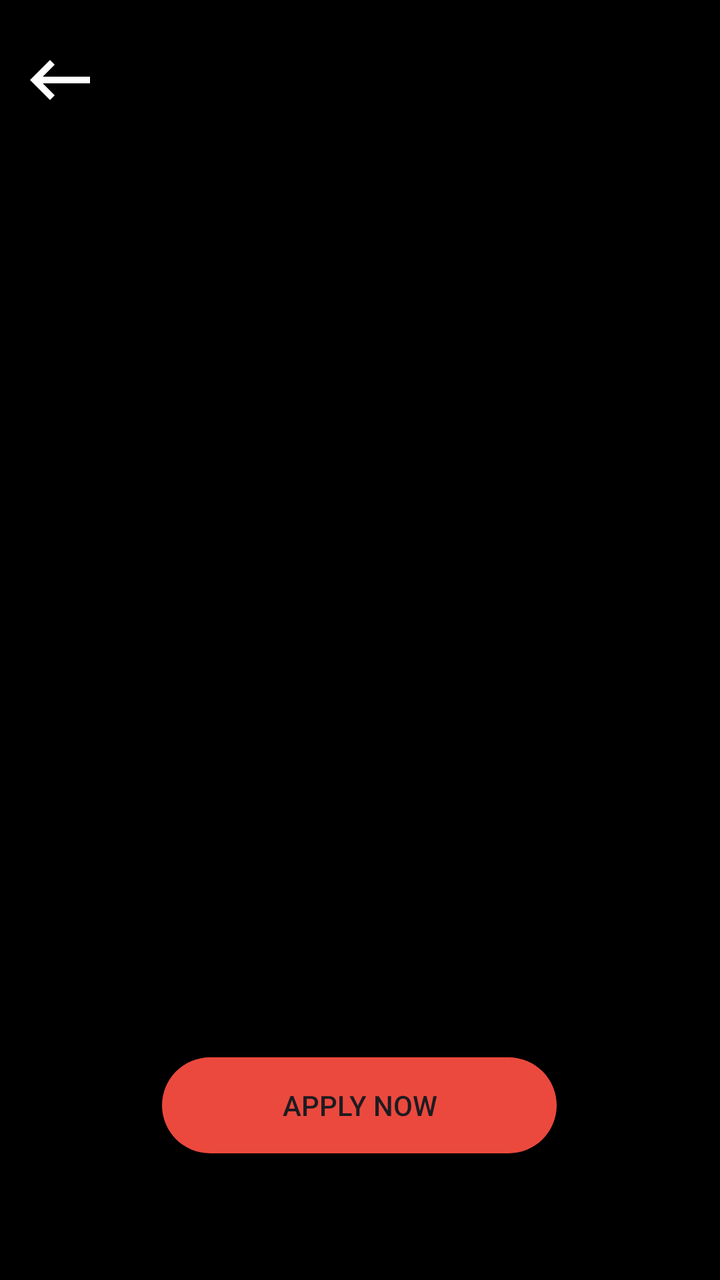
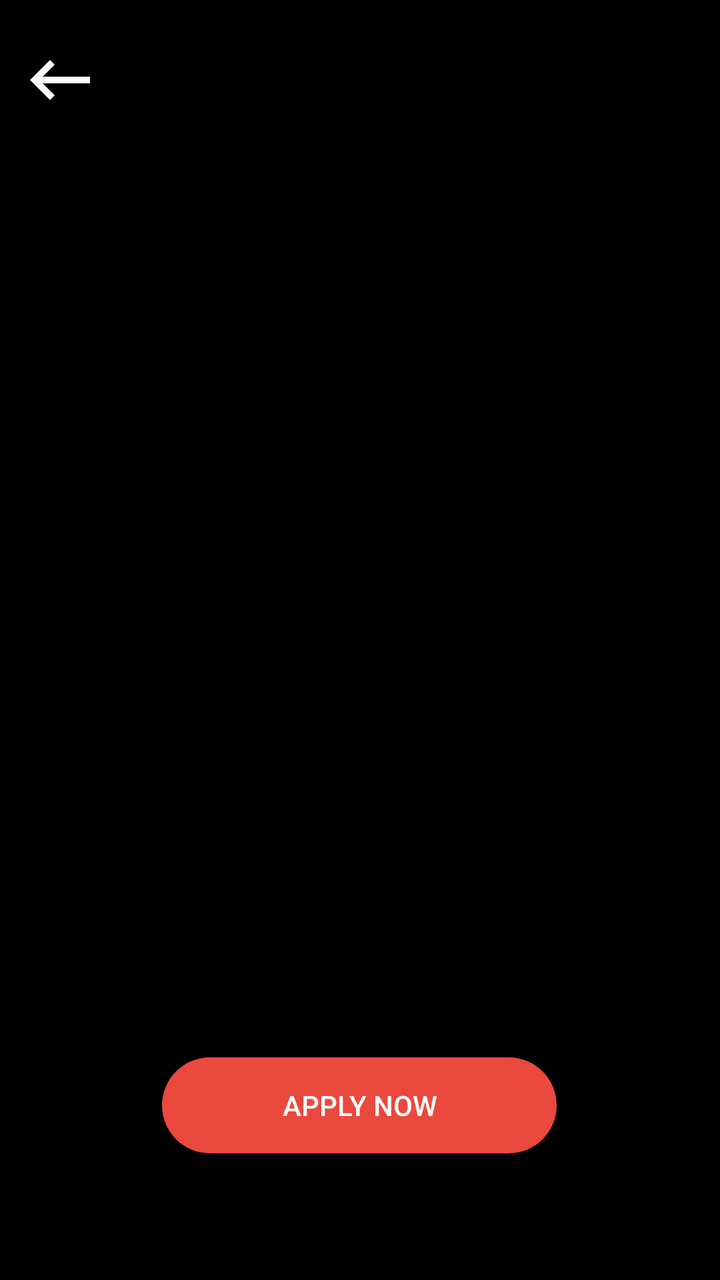

Before-and-after screenshots of an Android layout around one commit, followed by the original layout XML and the change that was made.
<!-- AndroidManifest.xml: application theme Theme.WallpaperApp -->
<!-- res/layout/activity_full_screen.xml -->
<?xml version="1.0" encoding="utf-8"?>
<androidx.constraintlayout.widget.ConstraintLayout xmlns:android="http://schemas.android.com/apk/res/android"
    xmlns:app="http://schemas.android.com/apk/res-auto"
    android:layout_width="match_parent"
    android:layout_height="match_parent"
    android:background="@android:color/black">

    <ImageView
        android:id="@+id/full_screen_image_view"
        android:layout_width="match_parent"
        android:layout_height="match_parent"
        android:scaleType="centerCrop"
        android:layout_gravity="center"/>

    <ImageView
        android:id="@+id/back_button"
        android:layout_width="60dp"
        android:layout_height="60dp"
        android:paddingTop="20dp"
        android:src="@drawable/baseline_keyboard_backspace_24"
        android:layout_gravity="start|top"
        android:contentDescription="Back Button" />

    <androidx.appcompat.widget.AppCompatButton
        android:id="@+id/apply_button"
        android:layout_width="wrap_content"
        android:layout_height="wrap_content"
        android:background="@drawable/rounded_button"
        android:elevation="10dp"
        android:paddingHorizontal="60dp"
        android:paddingVertical="-40dp"
        android:text="Apply Now"
        app:layout_constraintBottom_toBottomOf="@+id/full_screen_image_view"
        app:layout_constraintEnd_toEndOf="parent"
        app:layout_constraintHorizontal_bias="0.497"
        app:layout_constraintStart_toStartOf="parent"
        app:layout_constraintTop_toTopOf="@+id/full_screen_image_view"
        app:layout_constraintVertical_bias="0.893" />


</androidx.constraintlayout.widget.ConstraintLayout>
<!-- resources referenced by this layout -->
<resources>
  <!-- drawable baseline_keyboard_backspace_24 (drawable) -->
  <vector xmlns:android="http://schemas.android.com/apk/res/android" android:autoMirrored="true" android:height="24dp" android:tint="#FFFFFF" android:viewportHeight="24" android:viewportWidth="24" android:width="24dp">
        
      <path android:fillColor="@android:color/white" android:pathData="M21,11H6.83l3.58,-3.59L9,6l-6,6 6,6 1.41,-1.41L6.83,13H21z"/>
      
  </vector>
  <!-- drawable rounded_button (drawable) -->
  <?xml version="1.0" encoding="utf-8"?>
  <ripple xmlns:android="http://schemas.android.com/apk/res/android"
      android:color="?android:attr/colorControlHighlight">
      <item>
          
          <shape android:shape="rectangle">
              <solid android:color="#eb493e"/> 
              <corners android:radius="40dp" /> 
          </shape>
      </item>
  </ripple>
  <style name="Theme.WallpaperApp" parent="Base.Theme.WallpaperApp" />
  <style name="Base.Theme.WallpaperApp" parent="Theme.Material3.DayNight.NoActionBar">
          
          
      </style>
</resources>

<!-- the commit's change to res/layout/activity_full_screen.xml (unified diff, before → after) -->
@@ -30,6 +30,7 @@
         android:paddingHorizontal="60dp"
         android:paddingVertical="-40dp"
         android:text="Apply Now"
+        android:textColor="@color/white"
         app:layout_constraintBottom_toBottomOf="@+id/full_screen_image_view"
         app:layout_constraintEnd_toEndOf="parent"
         app:layout_constraintHorizontal_bias="0.497"
<!-- resource entries referenced after the edit -->
@@ -1,5 +1,6 @@
 <!-- resources referenced by this layout -->
 <resources>
+  <color name="white">#FFFFFFFF</color>
   <!-- drawable baseline_keyboard_backspace_24 (drawable) -->
   <vector xmlns:android="http://schemas.android.com/apk/res/android" android:autoMirrored="true" android:height="24dp" android:tint="#FFFFFF" android:viewportHeight="24" android:viewportWidth="24" android:width="24dp">
         
